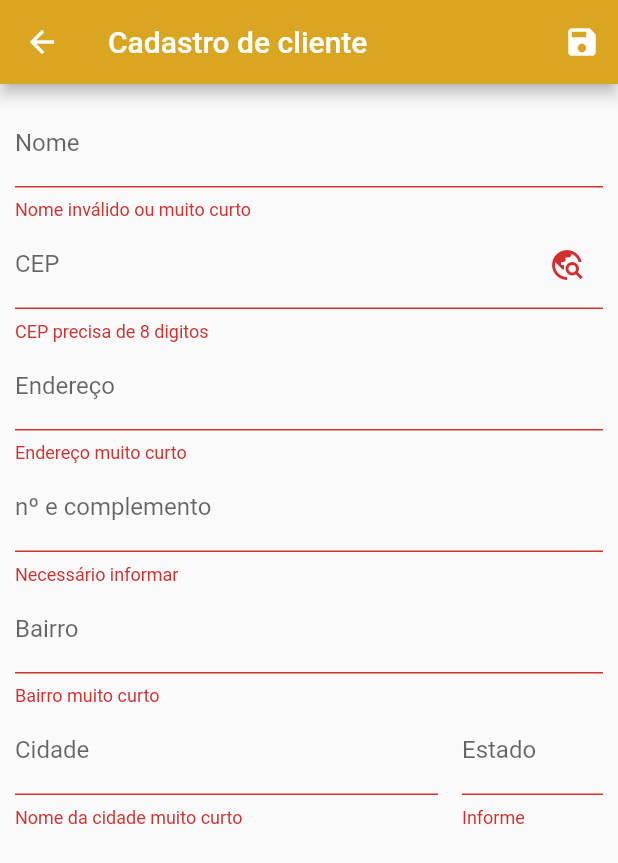
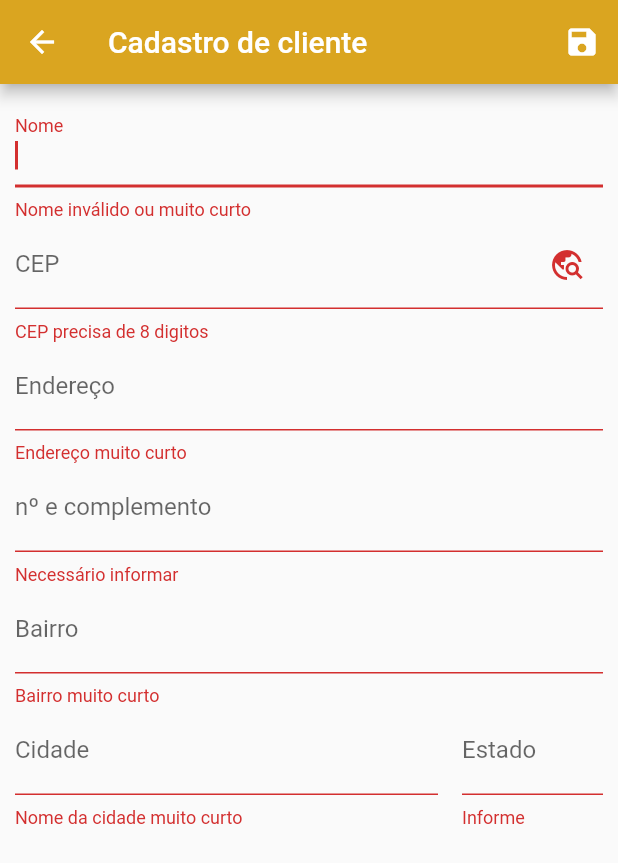
Before and after one commit to RonnieAguiar/GesF, a Flutter app: the ClienteForm screen opened by its route, after a tap on the "save" icon, on a phone screen of 412 x 824 dp. Shown: the top 863 px of the screen. Run offline on Flutter 3.47's test engine with Material 2 defaults, Android fonts, the phone set to English and light mode, and no system bars.

Commit message:
Editar Cliente
Realizado função de edição

```diff
--- a/lib/views/cliente_form.dart
+++ b/lib/views/cliente_form.dart
@@ -6,32 +6,46 @@ import 'package:provider/provider.dart';
 
 class ClienteForm extends StatelessWidget {
   final _form = GlobalKey<FormState>();
-  final Map<String, String> _formData = {};
+  final Map<String, dynamic> _formData = {};
+
+  void _loadFormData(Cliente cliente) {
+    _formData["id"] = cliente.id;
+    _formData["nome"] = cliente.nome;
+    _formData["cep"] = cliente.cep;
+    _formData["logradouro"] = cliente.logradouro;
+    _formData["numero"] = cliente.numero;
+    _formData["bairro"] = cliente.bairro;
+    _formData["cidade"] = cliente.cidade;
+    _formData["estado"] = cliente.estado;
+  }
 
   @override
   Widget build(BuildContext context) {
+    final args = ModalRoute.of(context)!.settings.arguments;
+    if (args != null) {
+      final cliente = args as Cliente;
+      _loadFormData(cliente);
+    }
+
     return Scaffold(
       appBar: AppBar(
-        title: Text('Cadastro de cliente'),
+        title: Text("Cadastro de cliente"),
         actions: [
           IconButton(
             icon: Icon(Icons.save),
             onPressed: () {
-              // TODO Fazer validação do form
               final isValid = _form.currentState!.validate();
               if (isValid) {
                 _form.currentState!.save();
                 Provider.of<Clientes>(context, listen: false).put(Cliente(
-                  id: _formData['id'] != null
-                      ? int.parse(_formData['id']!)
-                      : -1,
-                  nome: _formData['nome']!,
-                  cep: _formData['cep']!,
-                  logradouro: _formData['logradouro']!,
-                  numero: _formData['numero']!,
-                  bairro: _formData['bairro']!,
-                  cidade: _formData['cidade']!,
-                  estado: _formData['estado']!,
+                  id: _formData["id"] != null ? _formData["id"]! : -1,
+                  nome: _formData["nome"]!,
+                  cep: _formData["cep"]!,
+                  logradouro: _formData["logradouro"]!,
+                  numero: _formData["numero"]!,
+                  bairro: _formData["bairro"]!,
+                  cidade: _formData["cidade"]!,
+                  estado: _formData["estado"]!,
                 ));
                 Navigator.of(context).pop();
               }
@@ -46,21 +60,24 @@ class ClienteForm extends StatelessWidget {
           child: Column(
             children: [
               TextFormField(
-                onSaved: (value) => _formData['nome'] = value!,
+                onSaved: (value) => _formData["nome"] = value!,
+                initialValue: _formData["nome"],
                 validator: (value) {
                   return value == null ||
                           value.trim().isEmpty ||
                           value.trim().length < 3
-                      ? 'Nome inválido ou muito curto'
+                      ? "Nome inválido ou muito curto"
                       : null;
                 },
-                decoration: InputDecoration(labelText: 'Nome'),
+                decoration: InputDecoration(labelText: "Nome"),
+                autofocus: true,
               ),
               TextFormField(
-                onSaved: (value) => _formData['cep'] = value!,
+                onSaved: (value) => _formData["cep"] = value!,
+                initialValue: _formData["cep"],
                 validator: (value) {
                   return value!.trim().isEmpty || value.length < 8
-                      ? 'CEP precisa de 8 digitos'
+                      ? "CEP precisa de 8 digitos"
                       : null;
                 },
                 decoration: InputDecoration(
@@ -79,26 +96,29 @@ class ClienteForm extends StatelessWidget {
                 ],
               ),
               TextFormField(
-                onSaved: (value) => _formData['logradouro'] = value!,
+                onSaved: (value) => _formData["logradouro"] = value!,
+                initialValue: _formData["logradouro"],
                 validator: (value) {
                   return value!.trim().isEmpty || value.length < 4
-                      ? 'Endereço muito curto'
+                      ? "Endereço muito curto"
                       : null;
                 },
                 decoration: InputDecoration(labelText: "Endereço"),
               ),
               TextFormField(
-                onSaved: (value) => _formData['numero'] = value!,
+                onSaved: (value) => _formData["numero"] = value!,
+                initialValue: _formData["numero"],
                 validator: (value) {
-                  return value!.trim().isEmpty ? 'Necessário informar' : null;
+                  return value!.trim().isEmpty ? "Necessário informar" : null;
                 },
                 decoration: InputDecoration(labelText: "nº e complemento"),
               ),
               TextFormField(
-                onSaved: (value) => _formData['bairro'] = value!,
+                onSaved: (value) => _formData["bairro"] = value!,
+                initialValue: _formData["bairro"],
                 validator: (value) {
                   return value!.trim().isEmpty || value.length < 4
-                      ? 'Bairro muito curto'
+                      ? "Bairro muito curto"
                       : null;
                 },
                 decoration: InputDecoration(labelText: "Bairro"),
@@ -108,10 +128,11 @@ class ClienteForm extends StatelessWidget {
                   Expanded(
                     flex: 3,
                     child: TextFormField(
-                      onSaved: (value) => _formData['cidade'] = value!,
+                      onSaved: (value) => _formData["cidade"] = value!,
+                      initialValue: _formData["cidade"],
                       validator: (value) {
                         return value!.length < 3
-                            ? 'Nome da cidade muito curto'
+                            ? "Nome da cidade muito curto"
                             : null;
                       },
                       decoration: InputDecoration(labelText: "Cidade"),
@@ -121,9 +142,10 @@ class ClienteForm extends StatelessWidget {
                   Expanded(
                     child: TextFormField(
                       onSaved: (value) =>
-                          _formData['estado'] = value!.toUpperCase(),
+                          _formData["estado"] = value!.toUpperCase(),
+                      initialValue: _formData["estado"],
                       validator: (value) {
-                        return value!.length != 2 ? 'Informe' : null;
+                        return value!.length != 2 ? "Informe" : null;
                       },
                       decoration: InputDecoration(labelText: "Estado"),
                       keyboardType: TextInputType.name,
```
